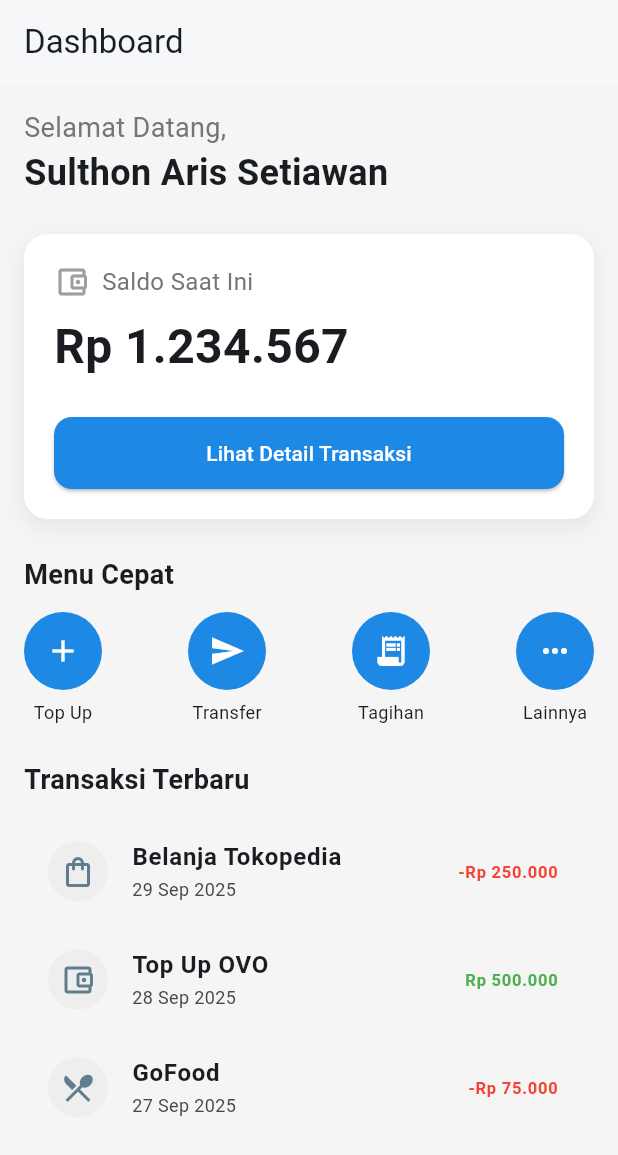
After one commit to sulthonarissetiawan/prak-mobilelanjut-2317051099, a Flutter app: the DashboardScreen screen opened by its route, on a phone screen of 412 x 824 dp. The commit adds this screen. Shown: the top 1155 px of the screen. Run offline on Flutter 3.47's test engine with Material 3 defaults, Android fonts, the phone set to English and light mode, and no system bars.

Commit message:
Pertemuan 5

```diff
--- a/lib/main.dart
+++ b/lib/main.dart
@@ -1,6 +1,7 @@
 import 'package:flutter/material.dart';
 import 'screens/login_screen.dart';
 import 'screens/signup_screen.dart';
+import 'screens/dashboard_screen.dart';
 
 void main() => runApp(const MyApp());
 
@@ -41,8 +42,9 @@ class MyApp extends StatelessWidget {
       initialRoute: LoginScreen.route,
       routes: {
         '/': (context) => const LoginScreen(), // default = Sign In
-        "/signin": (_) => const LoginScreen(),
+        '/signin': (_) => const LoginScreen(),
         '/signup': (_) => const SignupScreen(),
+        '/dashboard': (_) => const DashboardScreen(),
       },
     );
   }
--- /dev/null
+++ b/lib/screens/dashboard_screen.dart
@@ -0,0 +1,201 @@
+import 'package:flutter/material.dart';
+
+class DashboardScreen extends StatelessWidget {
+  static const String route = '/dashboard';
+
+  const DashboardScreen({super.key});
+
+  @override
+  Widget build(BuildContext context) {
+    return Scaffold(
+      backgroundColor: Colors.grey[100], // Latar belakang abu-abu muda
+      appBar: AppBar(
+        title: const Text('Dashboard'),
+        backgroundColor: Colors.white,
+        elevation: 1,
+        automaticallyImplyLeading: false,
+      ),
+      body: Padding(
+        padding: const EdgeInsets.all(16.0),
+        child: Column(
+          crossAxisAlignment: CrossAxisAlignment.start,
+          children: [
+            // --- Teks Sapaan ---
+            Text(
+              'Selamat Datang,',
+              style: TextStyle(fontSize: 18, color: Colors.grey[600]),
+            ),
+            const Text(
+              'Sulthon Aris Setiawan',
+              style: TextStyle(fontSize: 24, fontWeight: FontWeight.bold),
+            ),
+            const SizedBox(height: 24),
+
+            // --- Kartu Saldo ---
+            Container(
+              width: double.infinity,
+              padding: const EdgeInsets.all(20.0),
+              decoration: BoxDecoration(
+                color: Colors.white,
+                borderRadius: BorderRadius.circular(16.0),
+                boxShadow: [
+                  BoxShadow(
+                    color: Colors.grey.withOpacity(0.15),
+                    spreadRadius: 2,
+                    blurRadius: 10,
+                    offset: const Offset(0, 5),
+                  ),
+                ],
+              ),
+              child: Column(
+                crossAxisAlignment: CrossAxisAlignment.start,
+                children: [
+                  Row(
+                    children: [
+                      Icon(
+                        Icons.account_balance_wallet_outlined,
+                        color: Colors.grey[500],
+                      ),
+                      const SizedBox(width: 8),
+                      Text(
+                        'Saldo Saat Ini',
+                        style: TextStyle(fontSize: 16, color: Colors.grey[600]),
+                      ),
+                    ],
+                  ),
+                  const SizedBox(height: 8),
+                  const Text(
+                    'Rp 1.234.567',
+                    style: TextStyle(fontSize: 32, fontWeight: FontWeight.bold),
+                  ),
+                  const SizedBox(height: 24),
+                  SizedBox(
+                    width: double.infinity,
+                    child: ElevatedButton(
+                      onPressed: () {},
+                      style: ElevatedButton.styleFrom(
+                        backgroundColor: const Color(0xFF1E88E5),
+                        foregroundColor: Colors.white,
+                        padding: const EdgeInsets.symmetric(vertical: 14),
+                        shape: RoundedRectangleBorder(
+                          borderRadius: BorderRadius.circular(12),
+                        ),
+                      ),
+                      child: const Text('Lihat Detail Transaksi'),
+                    ),
+                  ),
+                ],
+              ),
+            ),
+            const SizedBox(height: 24),
+
+            // --- Menu Cepat ---
+            const Text(
+              'Menu Cepat',
+              style: TextStyle(fontSize: 18, fontWeight: FontWeight.bold),
+            ),
+            const SizedBox(height: 12),
+            Row(
+              mainAxisAlignment: MainAxisAlignment.spaceBetween,
+              children: [
+                _quickMenu(Icons.add, 'Top Up'),
+                _quickMenu(Icons.send, 'Transfer'),
+                _quickMenu(Icons.receipt_long, 'Tagihan'),
+                _quickMenu(Icons.more_horiz, 'Lainnya'),
+              ],
+            ),
+            const SizedBox(height: 24),
+
+            // --- Riwayat Transaksi ---
+            const Text(
+              'Transaksi Terbaru',
+              style: TextStyle(fontSize: 18, fontWeight: FontWeight.bold),
+            ),
+            const SizedBox(height: 12),
+            Expanded(
+              child: ListView(
+                children: const [
+                  _transactionTile(
+                    icon: Icons.shopping_bag_outlined,
+                    title: 'Belanja Tokopedia',
+                    date: '29 Sep 2025',
+                    amount: '-Rp 250.000',
+                    isDebit: true,
+                  ),
+                  _transactionTile(
+                    icon: Icons.account_balance_wallet_outlined,
+                    title: 'Top Up OVO',
+                    date: '28 Sep 2025',
+                    amount: 'Rp 500.000',
+                    isDebit: false,
+                  ),
+                  _transactionTile(
+                    icon: Icons.local_dining_outlined,
+                    title: 'GoFood',
+                    date: '27 Sep 2025',
+                    amount: '-Rp 75.000',
+                    isDebit: true,
+                  ),
+                ],
+              ),
+            ),
+          ],
+        ),
+      ),
+    );
+  }
+}
+
+/// Widget untuk menu cepat (ikon bulat + teks)
+Widget _quickMenu(IconData icon, String label) {
+  return Column(
+    children: [
+      Container(
+        padding: const EdgeInsets.all(14),
+        decoration: BoxDecoration(
+          color: const Color(0xFF1E88E5),
+          shape: BoxShape.circle,
+        ),
+        child: Icon(icon, color: Colors.white),
+      ),
+      const SizedBox(height: 6),
+      Text(label, style: const TextStyle(fontSize: 12)),
+    ],
+  );
+}
+
+/// Widget untuk daftar transaksi
+class _transactionTile extends StatelessWidget {
+  final IconData icon;
+  final String title;
+  final String date;
+  final String amount;
+  final bool isDebit;
+
+  const _transactionTile({
+    required this.icon,
+    required this.title,
+    required this.date,
+    required this.amount,
+    this.isDebit = true,
+  });
+
+  @override
+  Widget build(BuildContext context) {
+    return ListTile(
+      leading: CircleAvatar(
+        backgroundColor: Colors.grey[200],
+        child: Icon(icon, color: Colors.blueGrey),
+      ),
+      title: Text(title, style: const TextStyle(fontWeight: FontWeight.w600)),
+      subtitle: Text(date, style: const TextStyle(fontSize: 12)),
+      trailing: Text(
+        amount,
+        style: TextStyle(
+          fontWeight: FontWeight.bold,
+          color: isDebit ? Colors.red : Colors.green,
+        ),
+      ),
+    );
+  }
+}
--- a/lib/screens/login_screen.dart
+++ b/lib/screens/login_screen.dart
@@ -1,5 +1,6 @@
 import 'package:flutter/material.dart';
 import 'signup_screen.dart';
+import 'dashboard_screen.dart';
 
 class LoginScreen extends StatefulWidget {
   static const route = '/signin';
@@ -152,9 +153,22 @@ class _LoginScreenState extends State<LoginScreen> {
                       const SizedBox(height: 6),
 
                       primaryButton('Sign In Now', () {
-                        ScaffoldMessenger.of(context).showSnackBar(
-                          const SnackBar(content: Text('Sign In tapped')),
-                        );
+                        if (_email.text.isEmpty || _pass.text.isEmpty) {
+                          ScaffoldMessenger.of(context).showSnackBar(
+                            const SnackBar(
+                              content: Text(
+                                'Email dan Password tidak boleh kosong!',
+                              ),
+                              backgroundColor: Colors.red,
+                            ),
+                          );
+                        } else {
+                          Navigator.pushNamedAndRemoveUntil(
+                            context,
+                            DashboardScreen.route,
+                            (route) => false,
+                          );
+                        }
                       }),
                       const SizedBox(height: 14),
 
```
